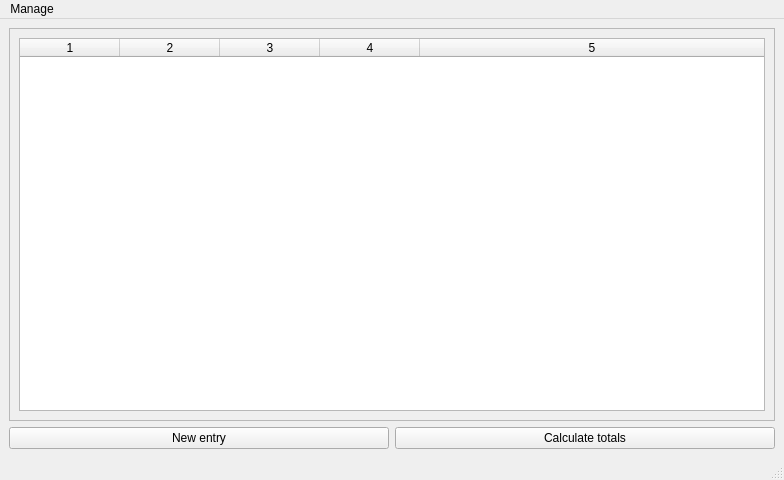
Old version of the form pyLedger.ui in the repository agamez/pyLedger.
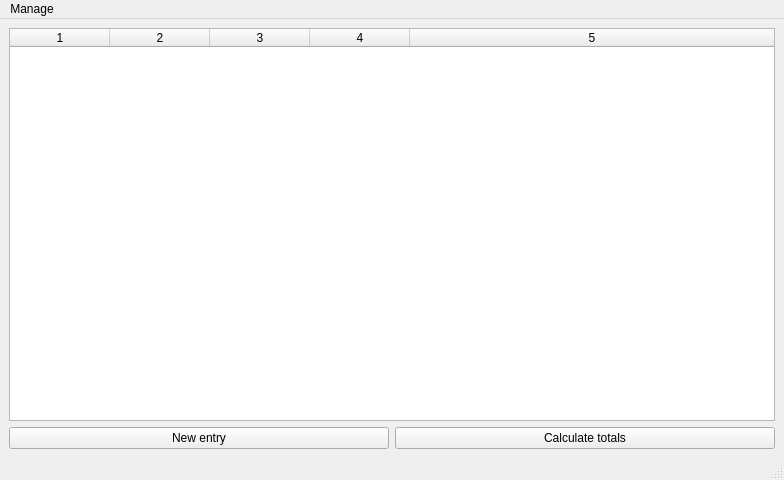
New version of the form.

Commit message: pyLedger.ui: QTableWidget doesn't need scroll bars, it has its own

Diff of the .ui file:
```diff
--- a/pyLedger.ui
+++ b/pyLedger.ui
@@ -19,23 +19,6 @@
     <item row="0" column="0">
      <layout class="QVBoxLayout" name="buttonsLayout">
       <item>
-       <widget class="QScrollArea" name="scrollArea">
-        <property name="widgetResizable">
-         <bool>true</bool>
-        </property>
-        <widget class="QWidget" name="scrollAreaWidgetContents">
-         <property name="geometry">
-          <rect>
-           <x>0</x>
-           <y>0</y>
-           <width>760</width>
-           <height>374</height>
-          </rect>
-         </property>
-         <layout class="QGridLayout" name="gridLayout_2">
-          <item row="0" column="0">
-           <layout class="QVBoxLayout" name="entriesLayout">
-            <item>
              <widget class="QTableWidget" name="entriesTable">
               <property name="alternatingRowColors">
                <bool>true</bool>
@@ -61,12 +44,6 @@
               <column/>
               <column/>
              </widget>
-            </item>
-           </layout>
-          </item>
-         </layout>
-        </widget>
-       </widget>
       </item>
       <item>
        <layout class="QHBoxLayout" name="horizontalLayout_2">
```
